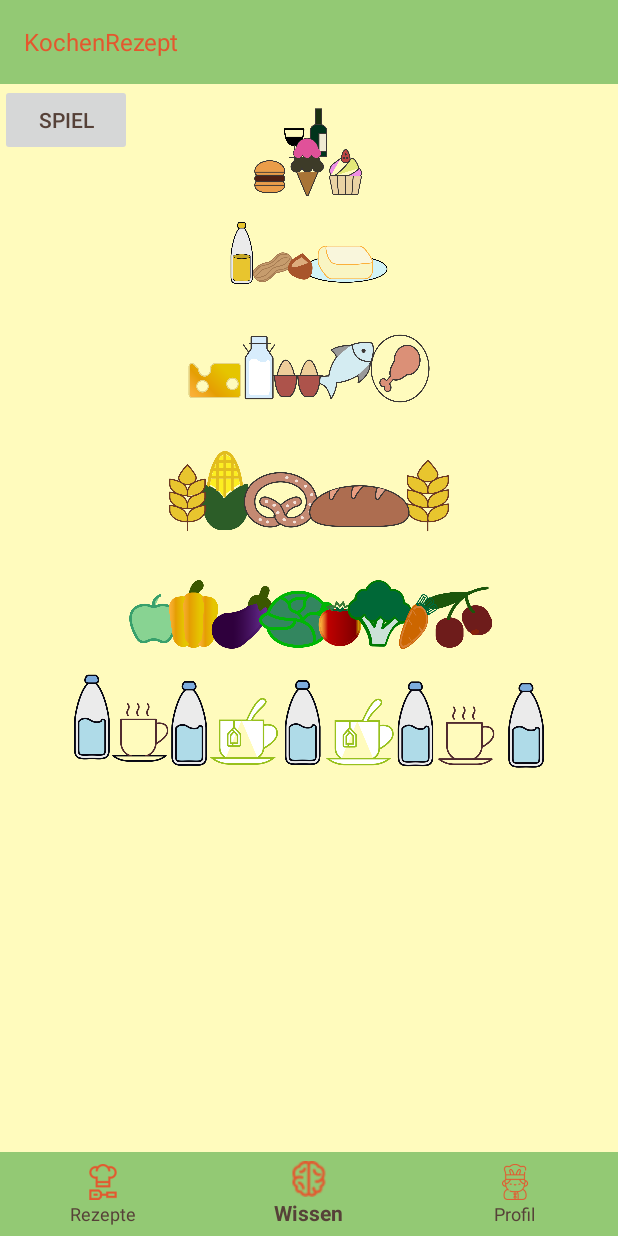
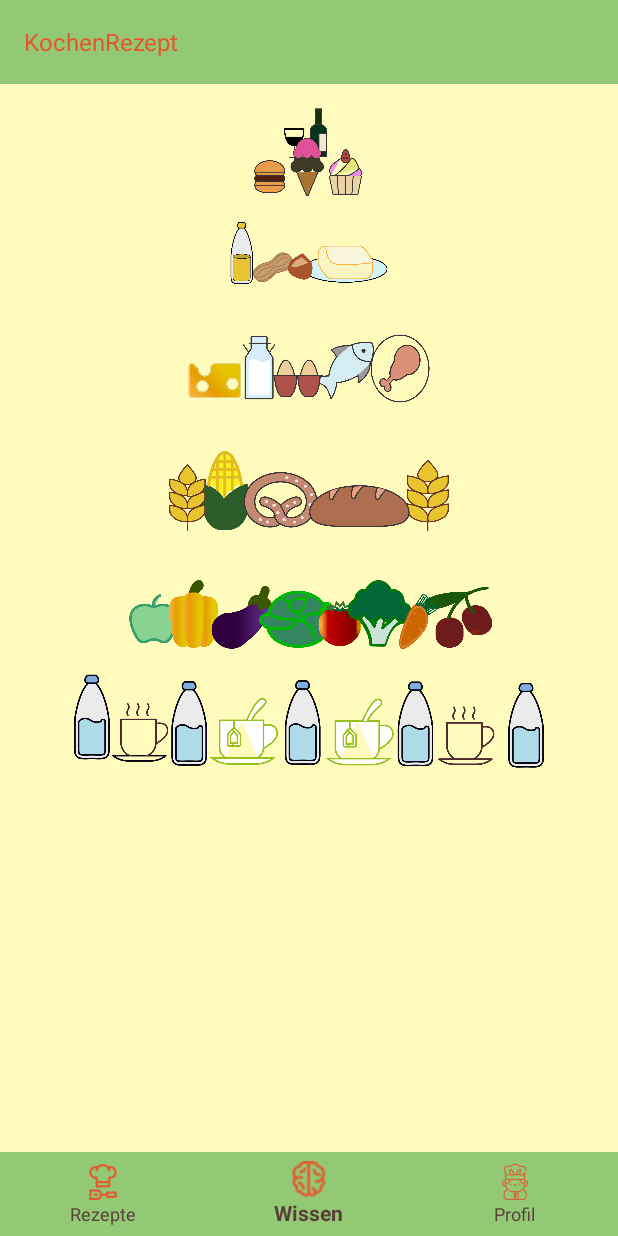
Before and after one commit to passionflower36/KochenRezept, an Android app: the screen it shows after launch (MainActivity), item 2 of the bottom bar chosen, on a phone screen of 412 x 824 dp. Run offline under Robolectric (Android 15) with nearby library versions, the light colour scheme and no system bars.

Commit message:
14.06.19 Test-Button auf Startseite entfernt

```diff
--- a/app/src/main/res/layout/activity_main.xml
+++ b/app/src/main/res/layout/activity_main.xml
@@ -15,14 +15,7 @@
         app:layout_constraintBottom_toTopOf="@+id/navigation"
         app:layout_constraintEnd_toEndOf="parent"
         app:layout_constraintStart_toStartOf="parent"
-        app:layout_constraintTop_toTopOf="parent">
-
-        <Button
-            android:id="@+id/button"
-            android:layout_width="wrap_content"
-            android:layout_height="wrap_content"
-            android:text="Spiel" />
-    </FrameLayout>
+        app:layout_constraintTop_toTopOf="parent"/>
 
     <android.support.design.widget.BottomNavigationView
         android:id="@+id/navigation"
```
